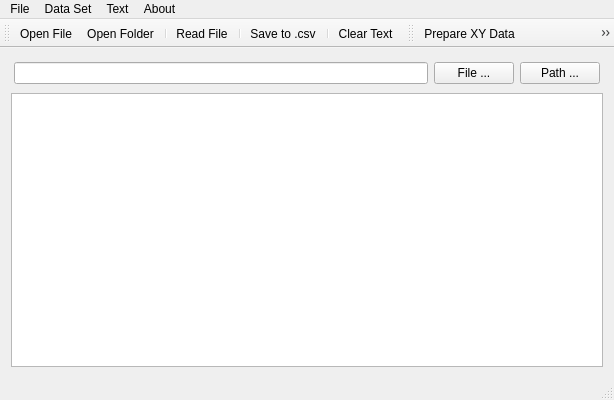
This is mainwindow.ui in tau-lex/Hst-reader as Qt 5 draws it before an edit. The edited form follows.
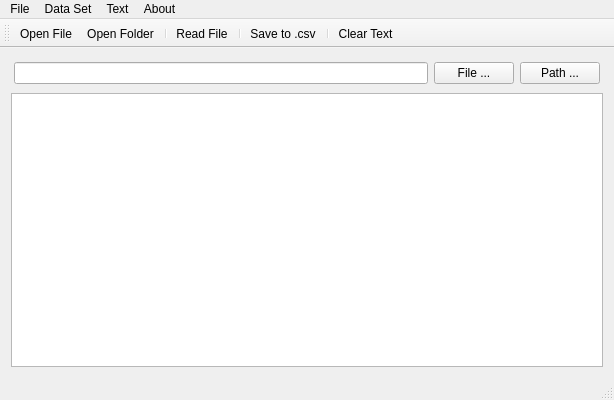
This is the edited form. Icons and pictures are not drawn.

The edit to the form file:
```diff
--- a/mainwindow.ui
+++ b/mainwindow.ui
@@ -138,19 +138,6 @@
    <addaction name="actionClearText"/>
   </widget>
   <widget class="QStatusBar" name="statusBar"/>
-  <widget class="QToolBar" name="dataToolBar">
-   <property name="windowTitle">
-    <string/>
-   </property>
-   <attribute name="toolBarArea">
-    <enum>TopToolBarArea</enum>
-   </attribute>
-   <attribute name="toolBarBreak">
-    <bool>false</bool>
-   </attribute>
-   <addaction name="actionPrepare_XY_Data"/>
-   <addaction name="actionSave_Example"/>
-  </widget>
   <action name="actionClearText">
    <property name="text">
     <string>Clear Text</string>
```
Left out of the diff: 11 changed lines with no effect on the pictures.
